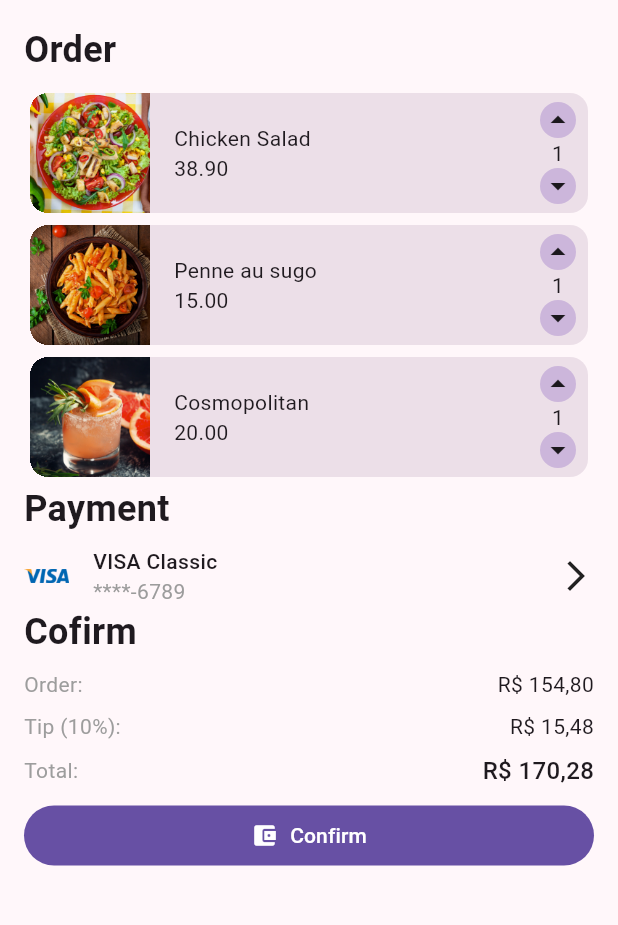
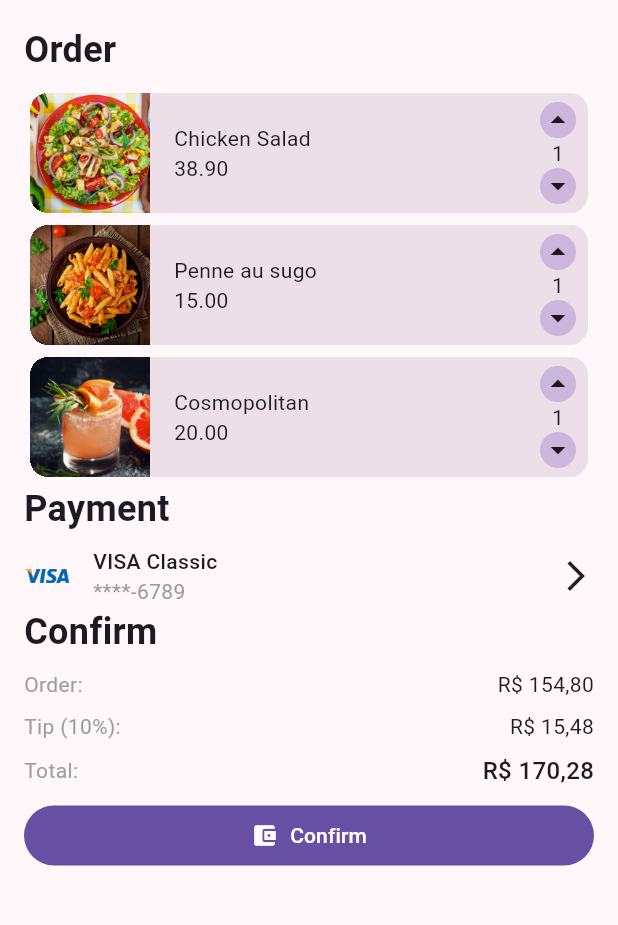
Before and after one commit to alvaronogueira/ristorante_app, a Flutter app: the Checkout screen opened directly, on a phone screen of 412 x 824 dp, the part 84-1009 px from its top. Run offline on Flutter 3.47's test engine with Material 2 defaults, Android fonts, the phone set to English and light mode, and no system bars.

Commit message:
update checkOut

```diff
--- a/lib/screens/checkout.dart
+++ b/lib/screens/checkout.dart
@@ -65,7 +65,7 @@ class Checkout extends StatelessWidget {
               child: Padding(
                 padding: const EdgeInsets.only(bottom: 8.0),
                 child: Text(
-                  'Cofirm',
+                  'Confirm',
                   style: TextStyle(fontSize: 24, fontWeight: FontWeight.w600),
                 ),
               ),
```
